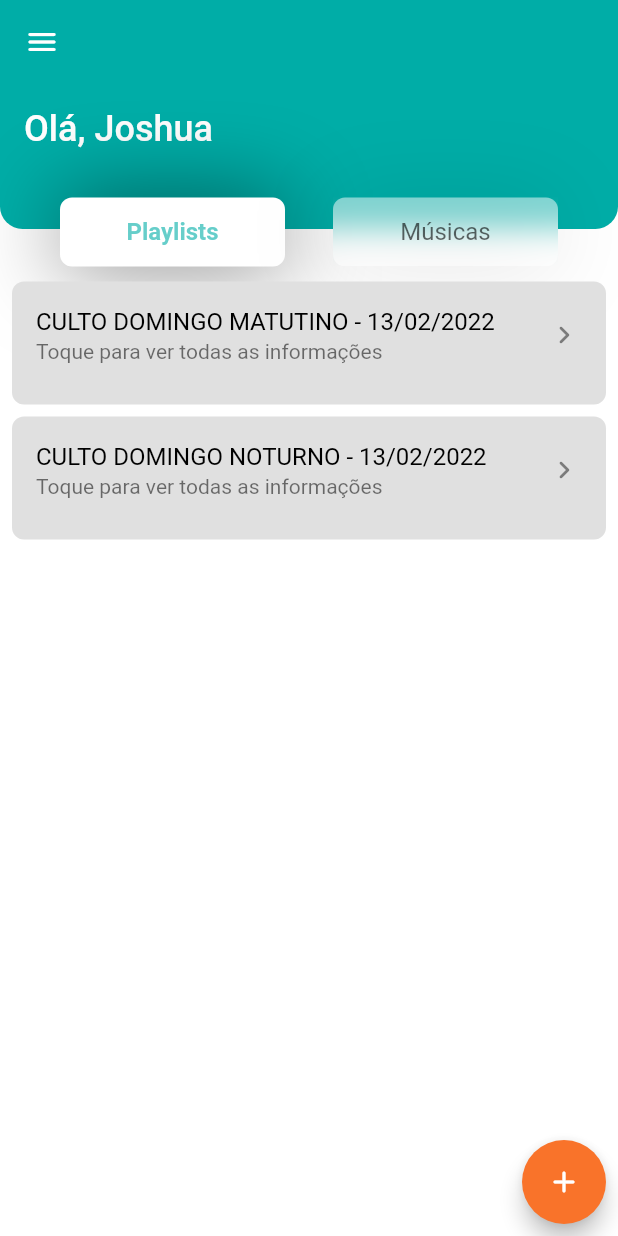
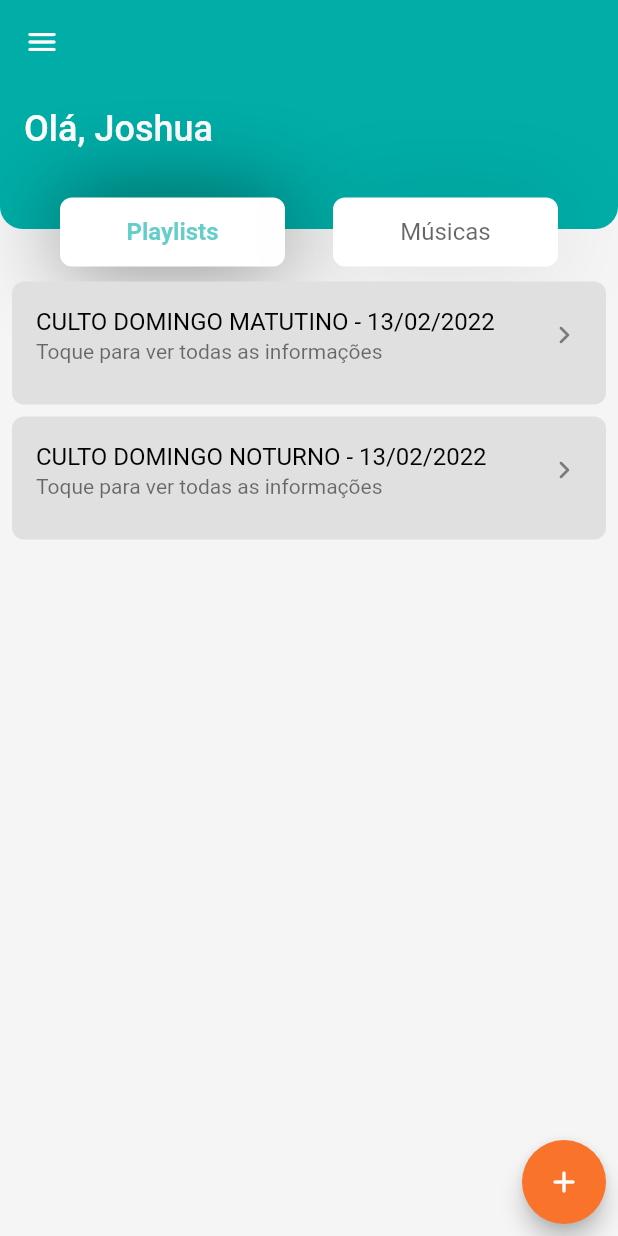
Before and after one commit to joshualessadias/portal_louvor_app, a Flutter app: the HomePage screen opened directly, on a phone screen of 412 x 824 dp. Run offline on Flutter 3.47's test engine with Material 2 defaults, Android fonts, the phone set to English and light mode, and no system bars; Roboto replaces fonts that are missing (Roboto-Regular).

Commit message:
remodeling not selected tab

```diff
--- a/lib/components/constants.dart
+++ b/lib/components/constants.dart
@@ -4,4 +4,5 @@ const kPrimaryColor = Color(0xFF00ADA7);
 const kSecondaryColor = Color(0xFFF9732A);
 Color kSurfaceColor = Colors.grey.shade300;
 Color kBlack = Colors.black;
+Color kBackground = Colors.grey.shade100;
 Color kWhite = Colors.white;
--- a/lib/components/custom_tab_bar.dart
+++ b/lib/components/custom_tab_bar.dart
@@ -21,8 +21,7 @@ class CustomTabBar extends StatelessWidget {
 
   @override
   Widget build(BuildContext context) {
-    return isSelectedTab
-        ? AnimatedContainer(
+    return AnimatedContainer(
       duration: const Duration(milliseconds: 200),
       height: containerHeight,
       decoration: BoxDecoration(
@@ -32,7 +31,9 @@ class CustomTabBar extends StatelessWidget {
           BoxShadow(
             offset: const Offset(0, 0),
             blurRadius: 50,
-                  color: kBlack.withOpacity(0.5),
+            color: isSelectedTab
+                ? kBlack.withOpacity(0.5)
+                : kBlack.withOpacity(0.1),
           )
         ],
       ),
@@ -41,51 +42,12 @@ class CustomTabBar extends StatelessWidget {
           tabLabel,
           style: TextStyle(
             decoration: TextDecoration.none,
-                  color: kPrimaryColor.withOpacity(0.6),
+            color: isSelectedTab
+                ? kPrimaryColor.withOpacity(0.6)
+                : kBlack.withOpacity(0.6),
             fontSize: fontSize,
             fontFamily: 'Roboto-Regular',
-                  fontWeight: FontWeight.bold,
-                ),
-              ),
-            ),
-          )
-        : AnimatedContainer(
-            duration: const Duration(milliseconds: 200),
-            height: containerHeight,
-            decoration: BoxDecoration(
-              borderRadius: BorderRadius.circular(borderRadius),
-              boxShadow: [
-                BoxShadow(
-                  offset: const Offset(0, 0),
-                  blurRadius: 50,
-                  color: kBlack.withOpacity(0.1),
-                )
-              ],
-            ),
-            child: ClipRect(
-              child: BackdropFilter(
-                filter: ImageFilter.blur(
-                  sigmaX: 10,
-                  sigmaY: 10,
-                ),
-                child: Container(
-                  height: containerHeight,
-                  decoration: BoxDecoration(
-                    color: kWhite.withOpacity(0.5),
-                    borderRadius: BorderRadius.circular(borderRadius),
-                  ),
-                  child: Center(
-                    child: Text(
-                      tabLabel,
-                      style: TextStyle(
-                        decoration: TextDecoration.none,
-                        color: kBlack.withOpacity(0.6),
-                        fontSize: fontSize,
-                        fontFamily: 'Roboto-Regular',
-                        fontWeight: FontWeight.w400,
-                      ),
-                    ),
-                  ),
+            fontWeight: isSelectedTab ? FontWeight.bold : FontWeight.w400,
           ),
         ),
       ),
--- a/lib/main.dart
+++ b/lib/main.dart
@@ -1,4 +1,5 @@
 import 'package:flutter/material.dart';
+import 'package:portal_louvor_app/components/constants.dart';
 
 import 'modules/login_page/index.dart';
 
@@ -14,6 +15,7 @@ class MyApp extends StatelessWidget {
     return MaterialApp(
       debugShowCheckedModeBanner: false,
       theme: ThemeData(
+          scaffoldBackgroundColor: kBackground,
           fontFamily: 'Roboto-Regular',
           colorScheme: ColorScheme(
             primary: const Color(0xFF00ADA7),
--- a/lib/modules/home_page/index.dart
+++ b/lib/modules/home_page/index.dart
@@ -62,7 +62,7 @@ class _HomePageState extends State<HomePage>
       body: Stack(children: [
         Container(
           height: double.infinity,
-          color: kWhite,
+          color: kBackground,
         ),
         Column(
           children: [
```
Lines whose indentation alone changed are shown as unchanged.
